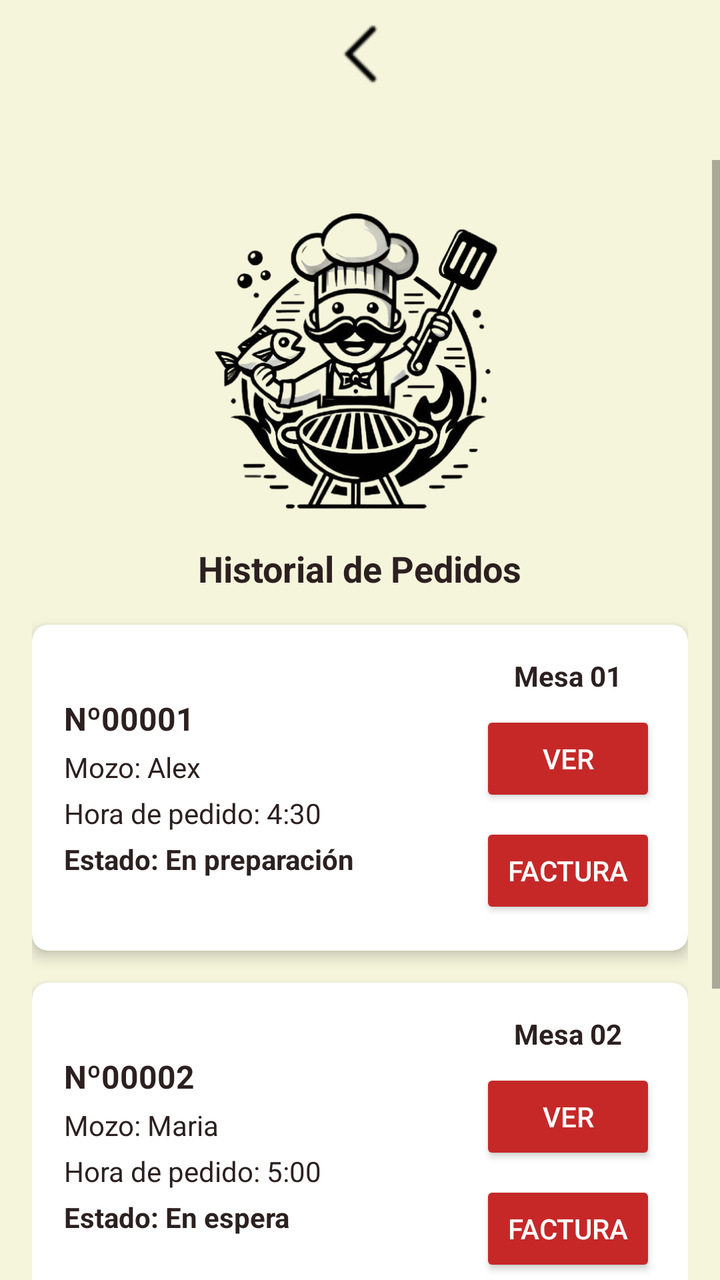
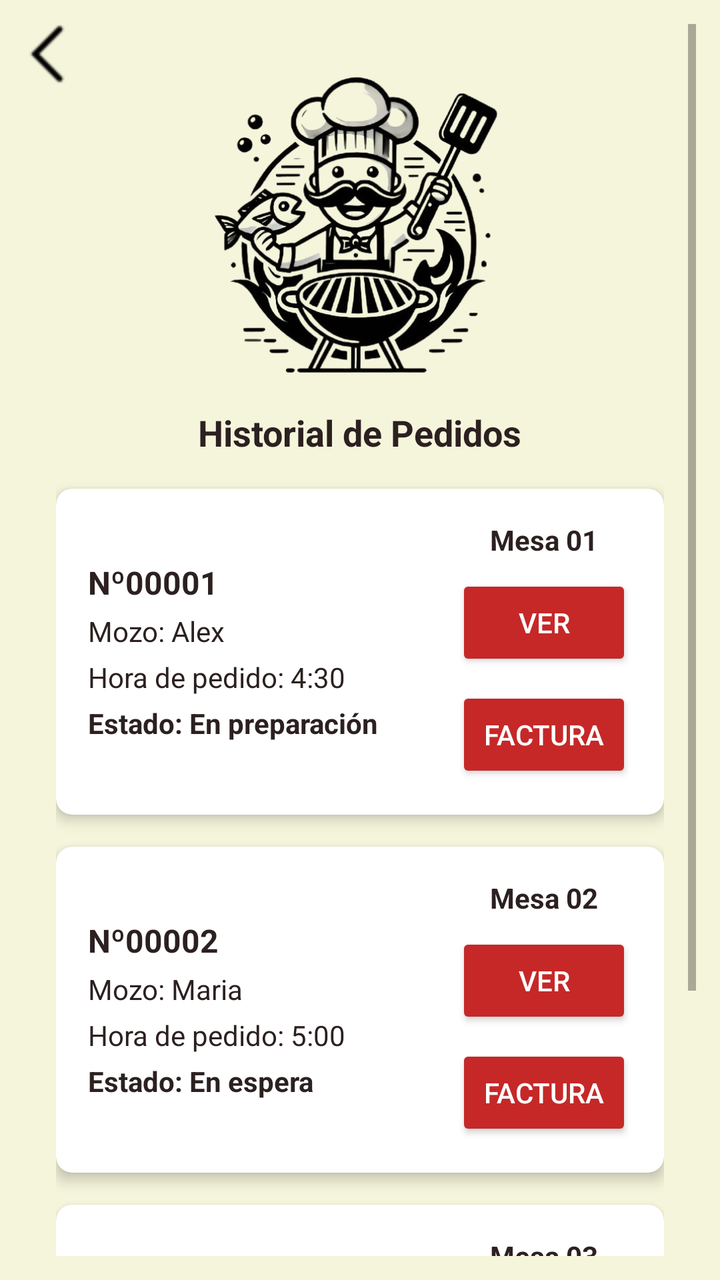

The first picture is an Android layout as it rendered before a commit; the second is the same layout after the commit. The layout source and the unified diff follow.
<!-- AndroidManifest.xml: application theme Theme.Practica_04 -->
<!-- res/layout/activity_7_mispedidos.xml -->
<?xml version="1.0" encoding="utf-8"?>
<FrameLayout xmlns:android="http://schemas.android.com/apk/res/android"
    xmlns:app="http://schemas.android.com/apk/res-auto"
    android:layout_width="match_parent"
    android:layout_height="match_parent"
    android:background="#F5F5DC">

    <ImageButton
        android:id="@+id/btnBack"
        android:layout_width="match_parent"
        android:layout_height="wrap_content"
        android:background="@android:color/transparent"
        android:contentDescription="Volver"
        android:layout_marginVertical="12dp"
        android:src="@drawable/back_icon" />

    <ScrollView
        android:layout_width="match_parent"
        android:layout_height="match_parent"
        android:paddingTop="80dp"
        android:fillViewport="true">

        <LinearLayout
            android:layout_width="match_parent"
            android:layout_height="wrap_content"
            android:orientation="vertical"
            android:padding="16dp">

            
            <LinearLayout
                android:layout_width="match_parent"
                android:layout_height="wrap_content"
                android:orientation="vertical"
                android:gravity="center_horizontal"
                android:layout_marginBottom="16dp">

                <ImageView
                    android:id="@+id/clientPhoto"
                    android:layout_width="152dp"
                    android:layout_height="168dp"
                    android:layout_gravity="center"
                    android:layout_marginBottom="8dp"
                    android:contentDescription="Foto del cliente"
                    android:scaleType="centerCrop"
                    android:src="@drawable/sinfondo" />

                <TextView
                    android:id="@+id/orderNumber"
                    android:layout_width="wrap_content"
                    android:layout_height="wrap_content"
                    android:textColor="#2C2020"
                    android:text="Historial de Pedidos"
                    android:textSize="18sp"
                    android:textStyle="bold" />
            </LinearLayout>


            <androidx.cardview.widget.CardView
                android:layout_width="match_parent"
                android:layout_height="wrap_content"
                app:cardCornerRadius="8dp"
                app:cardElevation="4dp"
                app:cardBackgroundColor="@android:color/white"
                android:layout_marginBottom="16dp">

                <LinearLayout
                    android:layout_width="match_parent"
                    android:layout_height="wrap_content"
                    android:orientation="horizontal"
                    android:padding="16dp"
                    android:gravity="center_vertical">

                    <LinearLayout
                        android:layout_width="0dp"
                        android:layout_height="wrap_content"
                        android:layout_weight="1"
                        android:orientation="vertical">

                        <TextView
                            android:layout_width="wrap_content"
                            android:layout_height="wrap_content"
                            android:text="Nº00001"
                            android:textColor="#2C2020"
                            android:textSize="16sp"
                            android:textStyle="bold"
                            android:layout_marginBottom="4dp" />

                        <TextView
                            android:layout_width="wrap_content"
                            android:layout_height="wrap_content"
                            android:text="Mozo: Alex"
                            android:textColor="#2C2020"
                            android:layout_marginBottom="4dp" />

                        <TextView
                            android:layout_width="wrap_content"
                            android:layout_height="wrap_content"
                            android:text="Hora de pedido: 4:30"
                            android:textColor="#2C2020"
                            android:layout_marginBottom="4dp" />

                        <TextView
                            android:layout_width="wrap_content"
                            android:layout_height="wrap_content"
                            android:text="Estado: En preparación"
                            android:textColor="#2C2020"
                            android:textStyle="bold" />
                    </LinearLayout>

                    <LinearLayout
                        android:layout_width="wrap_content"
                        android:layout_height="wrap_content"
                        android:orientation="vertical"
                        android:gravity="center_horizontal">

                        <TextView
                            android:layout_width="wrap_content"
                            android:layout_height="wrap_content"
                            android:text="Mesa 01"
                            android:textColor="#2C2020"
                            android:textStyle="bold"
                            android:layout_marginBottom="8dp"
                            android:textSize="14sp" />

                        <Button
                            android:id="@+id/btnVer1"
                            android:layout_width="wrap_content"
                            android:layout_height="wrap_content"
                            android:text="Ver"
                            android:backgroundTint="#C62828"
                            android:textColor="#FFFFFF"
                            android:layout_marginBottom="8dp" />

                        <Button
                            android:id="@+id/btnFactura"
                            android:layout_width="wrap_content"
                            android:layout_height="wrap_content"
                            android:text="Factura"
                            android:backgroundTint="#C62828"
                            android:textColor="#FFFFFF" />
                    </LinearLayout>
                </LinearLayout>
            </androidx.cardview.widget.CardView>
            <androidx.cardview.widget.CardView
                android:layout_width="match_parent"
                android:layout_height="wrap_content"
                app:cardCornerRadius="8dp"
                app:cardElevation="4dp"
                app:cardBackgroundColor="@android:color/white"
                android:layout_marginBottom="16dp">

                <LinearLayout
                    android:layout_width="match_parent"
                    android:layout_height="wrap_content"
                    android:orientation="horizontal"
                    android:padding="16dp"
                    android:gravity="center_vertical">

                    <LinearLayout
                        android:layout_width="0dp"
                        android:layout_height="wrap_content"
                        android:layout_weight="1"
                        android:orientation="vertical">

                        <TextView
                            android:layout_width="wrap_content"
                            android:layout_height="wrap_content"
                            android:textColor="#2C2020"
                            android:text="Nº00002"
                            android:textSize="16sp"
                            android:textStyle="bold"
                            android:layout_marginBottom="4dp"/>

                        <TextView
                            android:layout_width="wrap_content"
                            android:layout_height="wrap_content"
                            android:textColor="#2C2020"
                            android:text="Mozo: Maria"
                            android:layout_marginBottom="4dp"/>

                        <TextView
                            android:layout_width="wrap_content"
                            android:layout_height="wrap_content"
                            android:textColor="#2C2020"
                            android:text="Hora de pedido: 5:00"
                            android:layout_marginBottom="4dp"/>

                        <TextView
                            android:layout_width="wrap_content"
                            android:layout_height="wrap_content"
                            android:text="Estado: En espera"
                            android:textColor="#2C2020"
                            android:textStyle="bold" />
                    </LinearLayout>

                    <LinearLayout
                        android:layout_width="wrap_content"
                        android:layout_height="wrap_content"
                        android:orientation="vertical"
                        android:gravity="center_horizontal">

                        <TextView
                            android:layout_width="wrap_content"
                            android:layout_height="wrap_content"
                            android:text="Mesa 02"
                            android:textColor="#2C2020"
                            android:textStyle="bold"
                            android:layout_marginBottom="8dp"
                            android:textSize="14sp" />

                        <Button
                            android:id="@+id/btnVer2"
                            android:layout_width="wrap_content"
                            android:layout_height="wrap_content"
                            android:text="Ver"
                            android:backgroundTint="#C62828"
                            android:textColor="#FFFFFF"
                            android:layout_marginBottom="8dp"/>

                        <Button
                            android:id="@+id/btnFactura2"
                            android:layout_width="wrap_content"
                            android:layout_height="wrap_content"
                            android:text="Factura"
                            android:backgroundTint="#C62828"
                            android:textColor="#FFFFFF"/>
                    </LinearLayout>
                </LinearLayout>
            </androidx.cardview.widget.CardView>
            <androidx.cardview.widget.CardView
                android:layout_width="match_parent"
                android:layout_height="wrap_content"
                app:cardCornerRadius="8dp"
                app:cardElevation="4dp"
                app:cardBackgroundColor="@android:color/white"
                android:layout_marginBottom="16dp">

                <LinearLayout
                    android:layout_width="match_parent"
                    android:layout_height="wrap_content"
                    android:orientation="horizontal"
                    android:padding="16dp"
                    android:gravity="center_vertical">

                    <LinearLayout
                        android:layout_width="0dp"
                        android:layout_height="wrap_content"
                        android:layout_weight="1"
                        android:orientation="vertical">

                        <TextView
                            android:layout_width="wrap_content"
                            android:layout_height="wrap_content"
                            android:textColor="#2C2020"
                            android:text="Nº00003"
                            android:textSize="16sp"
                            android:textStyle="bold"
                            android:layout_marginBottom="4dp"/>

                        <TextView
                            android:layout_width="wrap_content"
                            android:layout_height="wrap_content"
                            android:textColor="#2C2020"
                            android:text="Mozo: Luis"
                            android:layout_marginBottom="4dp"/>

                        <TextView
                            android:layout_width="wrap_content"
                            android:layout_height="wrap_content"
                            android:textColor="#2C2020"
                            android:text="Hora de pedido: 6:00"
                            android:layout_marginBottom="4dp"/>

                        <TextView
                            android:layout_width="wrap_content"
                            android:layout_height="wrap_content"
                            android:text="Estado: Servido"
                            android:textColor="#2C2020"
                            android:textStyle="bold" />
                    </LinearLayout>

                    <LinearLayout
                        android:layout_width="wrap_content"
                        android:layout_height="wrap_content"
                        android:orientation="vertical"
                        android:gravity="center_horizontal">

                        <TextView
                            android:layout_width="wrap_content"
                            android:layout_height="wrap_content"
                            android:text="Mesa 03"
                            android:textColor="#2C2020"
                            android:textStyle="bold"
                            android:layout_marginBottom="8dp"
                            android:textSize="14sp" />

                        <Button
                            android:id="@+id/btnVer3"
                            android:layout_width="wrap_content"
                            android:layout_height="wrap_content"
                            android:text="Ver"
                            android:backgroundTint="#C62828"
                            android:textColor="#FFFFFF"
                            android:layout_marginBottom="8dp"/>

                        <Button
                            android:id="@+id/btnAgregar3"
                            android:layout_width="wrap_content"
                            android:layout_height="wrap_content"
                            android:text="Factura"
                            android:backgroundTint="#C62828"
                            android:textColor="#FFFFFF"/>
                    </LinearLayout>
                </LinearLayout>
            </androidx.cardview.widget.CardView>
        </LinearLayout>
    </ScrollView>
</FrameLayout>
<!-- resources referenced by this layout -->
<resources>
  <!-- drawable back_icon: png bitmap (drawable, 637 bytes) -->
  <!-- drawable sinfondo: png bitmap (drawable, 183610 bytes) -->
  <style name="Theme.Practica_04" parent="Theme.AppCompat.Light.NoActionBar" />
</resources>

<!-- the commit's change to res/layout/activity_7_mispedidos.xml (unified diff, before → after) -->
@@ -3,21 +3,27 @@
     xmlns:app="http://schemas.android.com/apk/res-auto"
     android:layout_width="match_parent"
     android:layout_height="match_parent"
-    android:background="#F5F5DC">
-
-    <ImageButton
-        android:id="@+id/btnBack"
+    android:background="#F5F5DC"
+    android:padding="12dp">
+
+    <LinearLayout
         android:layout_width="match_parent"
         android:layout_height="wrap_content"
-        android:background="@android:color/transparent"
-        android:contentDescription="Volver"
-        android:layout_marginVertical="12dp"
-        android:src="@drawable/back_icon" />
+        android:gravity="start"
+        android:layout_marginBottom="8dp">
+
+        <ImageButton
+            android:id="@+id/btnBack"
+            android:layout_width="wrap_content"
+            android:layout_height="wrap_content"
+            android:background="@android:color/transparent"
+            android:src="@drawable/back_icon"/>
+    </LinearLayout>
 
     <ScrollView
         android:layout_width="match_parent"
         android:layout_height="match_parent"
-        android:paddingTop="80dp"
+        android:paddingTop="0dp"
         android:fillViewport="true">
 
         <LinearLayout
